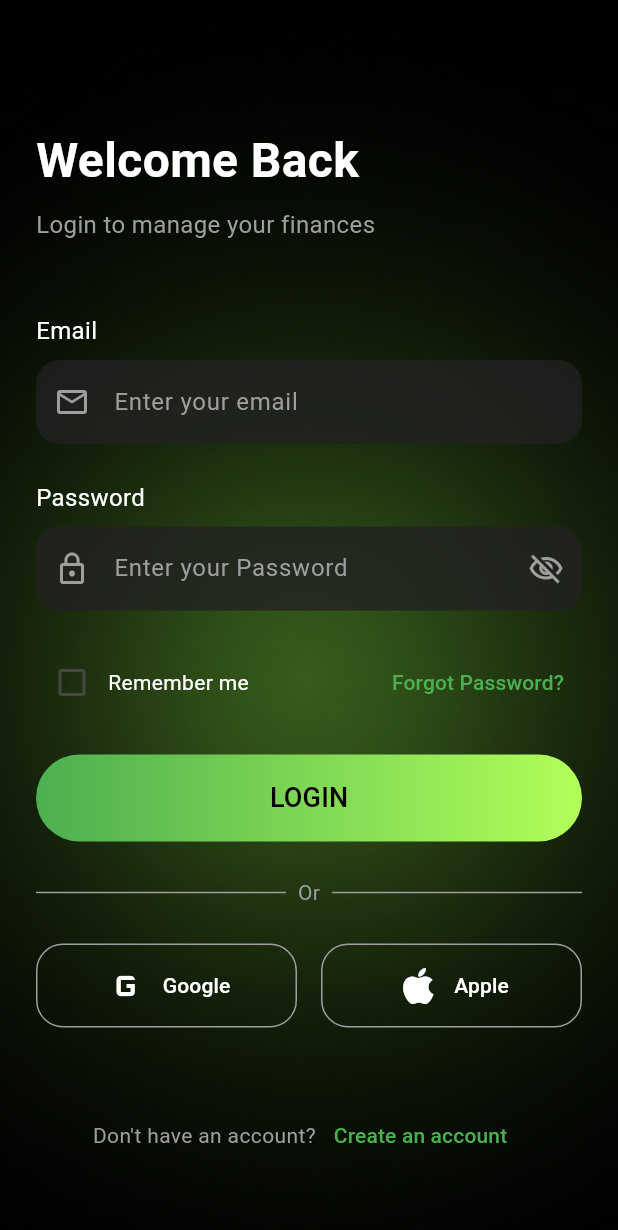
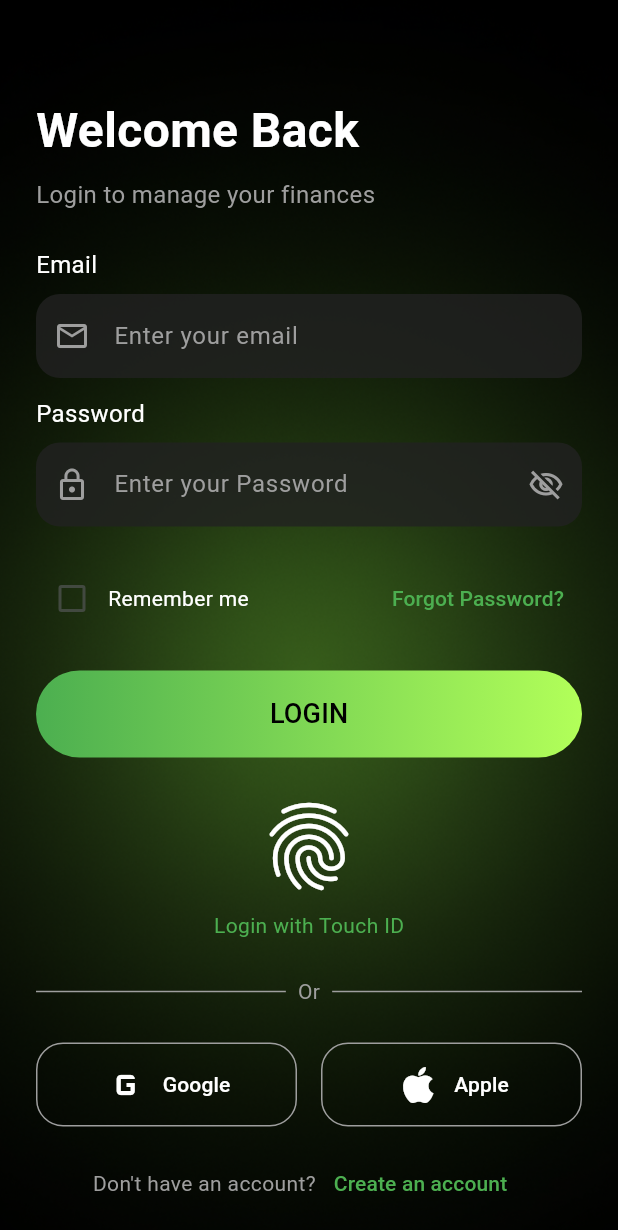
Before and after one commit to raulbhatt/fin_pay, a Flutter app: the screen it shows after launch, after a tap on "Skip", on a phone screen of 412 x 824 dp. Shown: the top 1230 px of the screen. Run offline on Flutter 3.47's test engine with Material 3 defaults, Android fonts, the phone set to English and light mode, and no system bars; our stand-ins replace local_auth.

Commit message:
Fingerprint and bottom nav

```diff
--- a/lib/login_screen.dart
+++ b/lib/login_screen.dart
@@ -1,8 +1,11 @@
 
+import 'package:fin_pay/dashboard_screen.dart';
 import 'package:fin_pay/reset_password_screen.dart';
 import 'package:fin_pay/signup_screen.dart';
 import 'package:fin_pay/verification_otp_screen.dart';
 import 'package:flutter/material.dart';
+import 'package:flutter/services.dart';
+import 'package:local_auth/local_auth.dart';
 
 class LoginScreen extends StatefulWidget {
   @override
@@ -13,6 +16,34 @@ class _LoginScreenState extends State<LoginScreen> {
   final _formKey = GlobalKey<FormState>();
   final _emailController = TextEditingController();
   final _passwordController = TextEditingController();
+  final LocalAuthentication auth = LocalAuthentication();
+
+  Future<void> _authenticate() async {
+    bool authenticated = false;
+    try {
+      authenticated = await auth.authenticate(
+        localizedReason: 'Scan your fingerprint to authenticate',
+        options: const AuthenticationOptions(
+          useErrorDialogs: true,
+          stickyAuth: true,
+        ),
+      );
+    } on PlatformException catch (e) {
+      print(e);
+    }
+    if (!mounted) return;
+
+    if (authenticated) {
+      Navigator.pushReplacement(
+        context,
+        MaterialPageRoute(builder: (context) => DashboardScreen()),
+      );
+    } else {
+      ScaffoldMessenger.of(context).showSnackBar(
+        SnackBar(content: Text('Authentication failed.')),
+      );
+    }
+  }
 
   @override
   void dispose() {
@@ -48,7 +79,7 @@ class _LoginScreenState extends State<LoginScreen> {
                   mainAxisAlignment: MainAxisAlignment.center,
                   crossAxisAlignment: CrossAxisAlignment.stretch,
                   children: [
-                    const SizedBox(height: 60),
+                    const SizedBox(height: 40),
                     const Text(
                       'Welcome Back',
                       style: TextStyle(
@@ -65,7 +96,7 @@ class _LoginScreenState extends State<LoginScreen> {
                         fontSize: 16,
                       ),
                     ),
-                    const SizedBox(height: 48),
+                    const SizedBox(height: 24),
                     const Text(
                       'Email',
                       style: TextStyle(color: Colors.white, fontSize: 16),
@@ -92,7 +123,7 @@ class _LoginScreenState extends State<LoginScreen> {
                         ),
                       ),
                     ),
-                    const SizedBox(height: 24),
+                    const SizedBox(height: 12),
                     const Text(
                       'Password',
                       style: TextStyle(color: Colors.white, fontSize: 16),
@@ -179,6 +210,27 @@ class _LoginScreenState extends State<LoginScreen> {
                       ),
                     ),
                     const SizedBox(height: 24),
+                    GestureDetector(
+                      onTap: _authenticate,
+                      child: const Column(
+                        children: [
+                          Icon(
+                            Icons.fingerprint,
+                            color: Colors.white,
+                            size: 70,
+                          ),
+                          SizedBox(height: 8),
+                          Text(
+                            'Login with Touch ID',
+                            style: TextStyle(
+                              color: Colors.green,
+                              fontSize: 14,
+                            ),
+                          ),
+                        ],
+                      ),
+                    ),
+                    const SizedBox(height: 24),
                     const Row(
                       mainAxisAlignment: MainAxisAlignment.center,
                       children: [
@@ -232,7 +284,7 @@ class _LoginScreenState extends State<LoginScreen> {
                         ),
                       ],
                     ),
-                    const SizedBox(height: 48),
+                    const SizedBox(height: 14),
                     Row(
                       mainAxisAlignment: MainAxisAlignment.center,
                       children: [
```
Also changed, not shown: lib/dashboard_screen.dart (+5 -4 lines).
